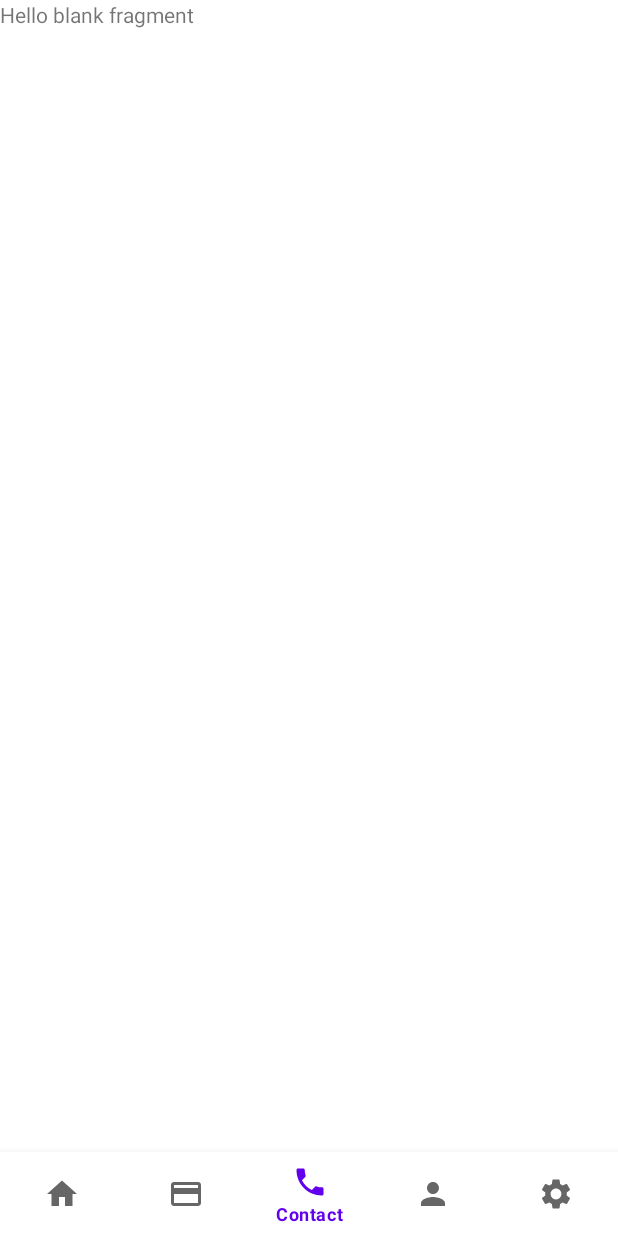
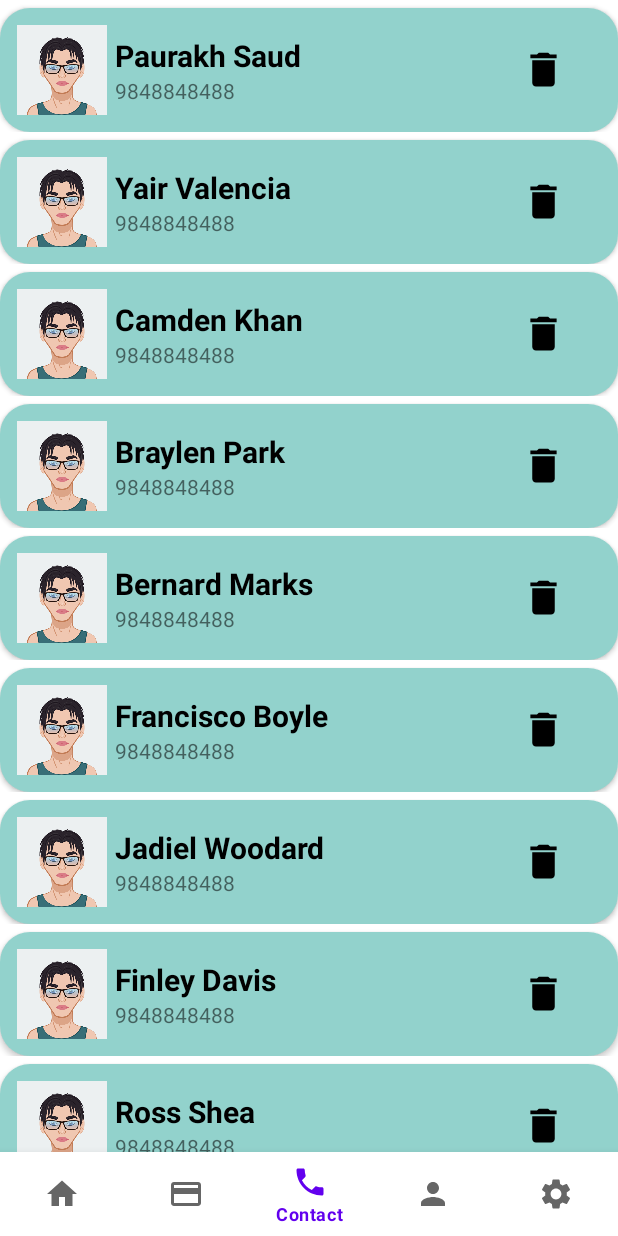
Before and after one commit to abnormalbbk/madSem2, an Android app: the screen it shows after launch (Dashboard), item 3 of the bottom bar chosen, on a phone screen of 412 x 824 dp. Run offline under Robolectric (Android 15) with nearby library versions, the phone set to English and light mode, and no system bars.

Commit message:
photo,Name and number seted in the contact list

```diff
--- a/app/src/main/java/com/example/myapplication/dashboard/contact/ContactFragment.java
+++ b/app/src/main/java/com/example/myapplication/dashboard/contact/ContactFragment.java
@@ -1,25 +1,61 @@
 package com.example.myapplication.dashboard.contact;
 
+import android.app.Activity;
+import android.content.Context;
 import android.os.Bundle;
 
 import androidx.fragment.app.Fragment;
+import androidx.recyclerview.widget.LinearLayoutManager;
+import androidx.recyclerview.widget.RecyclerView;
 
 import android.view.LayoutInflater;
 import android.view.View;
 import android.view.ViewGroup;
 
 import com.example.myapplication.R;
+import com.example.myapplication.dashboard.contact.adapter.ContactRecyclerAdapter;
 import com.example.myapplication.dashboard.contact.contactpojo.ContactPojo;
 
 import java.util.ArrayList;
 
 
 public class ContactFragment extends Fragment {
+    RecyclerView recyclerView;
+    Activity context;
 ArrayList<ContactPojo> contactPojo = new ArrayList<ContactPojo>();
     @Override
     public View onCreateView(LayoutInflater inflater, ViewGroup container,
                              Bundle savedInstanceState) {
+        context = getActivity();
         // Inflate the layout for this fragment
         return inflater.inflate(R.layout.fragment_contact, container, false);
+
+    }
+
+    @Override
+    public void onStart() {
+        super.onStart();
+
+        recyclerView = (RecyclerView)context.findViewById(R.id.recyclerContact);
+        recyclerView.setLayoutManager(new LinearLayoutManager(context));
+        contactPojo.add(new ContactPojo(R.mipmap.ic_six,R.drawable.ic_delete,"Paurakh Saud","9848848488"));
+        contactPojo.add(new ContactPojo(R.mipmap.ic_six,R.drawable.ic_delete,"Yair Valencia","9848848488"));
+        contactPojo.add(new ContactPojo(R.mipmap.ic_six,R.drawable.ic_delete,"Camden Khan","9848848488"));
+        contactPojo.add(new ContactPojo(R.mipmap.ic_six,R.drawable.ic_delete,"Braylen Park","9848848488"));
+        contactPojo.add(new ContactPojo(R.mipmap.ic_six,R.drawable.ic_delete,"Bernard Marks","9848848488"));
+        contactPojo.add(new ContactPojo(R.mipmap.ic_six,R.drawable.ic_delete,"Francisco Boyle","9848848488"));
+        contactPojo.add(new ContactPojo(R.mipmap.ic_six,R.drawable.ic_delete,"Jadiel Woodard","9848848488"));
+        contactPojo.add(new ContactPojo(R.mipmap.ic_six,R.drawable.ic_delete,"Finley Davis","9848848488"));
+        contactPojo.add(new ContactPojo(R.mipmap.ic_six,R.drawable.ic_delete,"Ross Shea","9848848488"));
+        contactPojo.add(new ContactPojo(R.mipmap.ic_six,R.drawable.ic_delete,"Heidi Khan","9848848488"));
+        contactPojo.add(new ContactPojo(R.mipmap.ic_six,R.drawable.ic_delete,"Juan Shea","9848848488"));
+        contactPojo.add(new ContactPojo(R.mipmap.ic_six,R.drawable.ic_delete,"Alessandro Day","9848848488"));
+        contactPojo.add(new ContactPojo(R.mipmap.ic_six,R.drawable.ic_delete,"Kassandra Mcgee","9848848488"));
+        contactPojo.add(new ContactPojo(R.mipmap.ic_six,R.drawable.ic_delete,"Cindy Mack","9848848488"));
+        contactPojo.add(new ContactPojo(R.mipmap.ic_six,R.drawable.ic_delete,"Troy Walker","9848848488"));
+        contactPojo.add(new ContactPojo(R.mipmap.ic_six,R.drawable.ic_delete,"Moss Allen","9848848488"));
+        ContactRecyclerAdapter adapter = new ContactRecyclerAdapter(context, contactPojo);
+        recyclerView.setAdapter(adapter);
+
     }
 }
--- a/app/src/main/java/com/example/myapplication/dashboard/contact/adapter/ContactRecyclerAdapter.java
+++ b/app/src/main/java/com/example/myapplication/dashboard/contact/adapter/ContactRecyclerAdapter.java
@@ -1,5 +1,58 @@
 package com.example.myapplication.dashboard.contact.adapter;
 
-public class ContactRecyclerAdapter {
 
+import android.content.Context;
+import android.view.LayoutInflater;
+import android.view.View;
+import android.view.ViewGroup;
+import android.widget.ImageView;
+import android.widget.TextView;
+
+import androidx.annotation.NonNull;
+import androidx.recyclerview.widget.RecyclerView;
+
+import com.example.myapplication.R;
+import com.example.myapplication.dashboard.contact.contactpojo.ContactPojo;
+
+import java.util.ArrayList;
+
+public class ContactRecyclerAdapter extends RecyclerView.Adapter<ContactRecyclerAdapter.ViewHolder> {
+    ArrayList<ContactPojo> arrContact;
+    Context context;
+    public ContactRecyclerAdapter(Context context,ArrayList<ContactPojo> arrContact) {
+        this.context = context;
+        this.arrContact = arrContact;
+    }
+
+    @NonNull
+    @Override
+    public ViewHolder onCreateViewHolder(@NonNull ViewGroup parent, int viewType) {
+        View view = LayoutInflater.from(context).inflate(R.layout.contact_column,parent,false);
+        return new ViewHolder(view);
+    }
+
+    @Override
+    public void onBindViewHolder(@NonNull ViewHolder holder, int position) {
+        holder.profilePhoto.setImageResource(arrContact.get(position).profilePhoto);
+        holder.txtName.setText(arrContact.get(position).fullName);
+        holder.txtNumber.setText(arrContact.get(position).phoneNumber);
+        holder.bin.setImageResource(arrContact.get(position).deleteImg);
+    }
+
+    @Override
+    public int getItemCount() {
+        return arrContact.size();
+    }
+
+    public static class ViewHolder extends RecyclerView.ViewHolder {
+        TextView txtName, txtNumber;
+        ImageView profilePhoto, bin;
+        public ViewHolder(@NonNull View itemView) {
+            super(itemView);
+            txtName = itemView.findViewById(R.id.tvFullName);
+            txtNumber = itemView.findViewById(R.id.tvNumber);
+            profilePhoto = itemView.findViewById(R.id.ivProfilePhoto);
+            bin = itemView.findViewById(R.id.ivDelete);
+        }
+    }
 }
--- a/app/src/main/java/com/example/myapplication/dashboard/contact/contactpojo/ContactPojo.java
+++ b/app/src/main/java/com/example/myapplication/dashboard/contact/contactpojo/ContactPojo.java
@@ -2,12 +2,12 @@ package com.example.myapplication.dashboard.contact.contactpojo;
 
 public class ContactPojo {
     public  int profilePhoto,deleteImg;
-    public String fullName, phoneNUmber;
+    public String fullName, phoneNumber;
 
-    public ContactPojo(int profilePhoto, int deleteImg, String fullName, String phoneNUmber) {
+    public ContactPojo(int profilePhoto, int deleteImg, String fullName, String phoneNumber) {
         this.profilePhoto = profilePhoto;
         this.deleteImg = deleteImg;
         this.fullName = fullName;
-        this.phoneNUmber = phoneNUmber;
+        this.phoneNumber = phoneNumber;
     }
 }
--- /dev/null
+++ b/app/src/main/res/drawable/ic_delete.xml
@@ -0,0 +1,5 @@
+<vector android:height="24dp" android:tint="#000000"
+    android:viewportHeight="24" android:viewportWidth="24"
+    android:width="24dp" xmlns:android="http://schemas.android.com/apk/res/android">
+    <path android:fillColor="@android:color/white" android:pathData="M6,19c0,1.1 0.9,2 2,2h8c1.1,0 2,-0.9 2,-2V7H6v12zM19,4h-3.5l-1,-1h-5l-1,1H5v2h14V4z"/>
+</vector>
--- /dev/null
+++ b/app/src/main/res/layout/contact_column.xml
@@ -0,0 +1,67 @@
+<?xml version="1.0" encoding="utf-8"?>
+<LinearLayout xmlns:android="http://schemas.android.com/apk/res/android"
+    android:layout_width="match_parent"
+    android:layout_height="wrap_content"
+    xmlns:app="http://schemas.android.com/apk/res-auto">
+
+    <androidx.cardview.widget.CardView
+        android:layout_width="match_parent"
+        android:layout_height="wrap_content"
+        android:layout_marginTop="5dp"
+        app:cardCornerRadius="20dp">
+
+        <LinearLayout
+            android:layout_width="match_parent"
+            android:layout_height="wrap_content"
+            android:orientation="horizontal"
+            android:gravity="center_vertical"
+            android:background="#6D009688"
+            android:id="@+id/llROw"
+            android:padding="11dp">
+
+            <ImageView
+                android:id="@+id/ivProfilePhoto"
+                android:layout_width="60dp"
+                android:layout_height="60dp"
+                android:contentDescription="@string/ic_eight"
+                android:src="@mipmap/ic_eight"/>
+
+            <LinearLayout
+                android:layout_width="276dp"
+                android:layout_height="wrap_content"
+                android:orientation="vertical">
+
+                <TextView
+                    android:id="@+id/tvFullName"
+                    android:layout_width="wrap_content"
+                    android:layout_height="wrap_content"
+                    android:paddingStart="5dp"
+                    android:paddingEnd="2dp"
+                    android:text="@string/harry_pyniro"
+                    android:textColor="@color/black"
+                    android:textSize="20sp"
+                    android:textStyle="bold" />
+
+                <TextView
+                    android:id="@+id/tvNumber"
+                    android:layout_width="wrap_content"
+                    android:layout_height="wrap_content"
+                    android:paddingStart="5dp"
+                    android:paddingEnd="2dp"
+                    android:text="@string/_9877443434" />
+
+
+            </LinearLayout>
+
+            <ImageView
+                android:id="@+id/ivDelete"
+                android:layout_width="30dp"
+                android:layout_height="30dp"
+                android:contentDescription="@string/delete"
+                android:src="@drawable/ic_delete"/>
+
+        </LinearLayout>
+
+    </androidx.cardview.widget.CardView>
+
+</LinearLayout>
--- a/app/src/main/res/layout/fragment_contact.xml
+++ b/app/src/main/res/layout/fragment_contact.xml
@@ -1,14 +1,13 @@
 <?xml version="1.0" encoding="utf-8"?>
-<FrameLayout xmlns:android="http://schemas.android.com/apk/res/android"
+<LinearLayout xmlns:android="http://schemas.android.com/apk/res/android"
     xmlns:tools="http://schemas.android.com/tools"
     android:layout_width="match_parent"
-    android:layout_height="match_parent"
+    android:layout_height="wrap_content"
     tools:context=".dashboard.contact.ContactFragment">
 
-    <!-- TODO: Update blank fragment layout -->
-    <TextView
+    <androidx.recyclerview.widget.RecyclerView
+        android:id="@+id/recyclerContact"
         android:layout_width="match_parent"
-        android:layout_height="match_parent"
-        android:text="@string/hello_blank_fragment" />
+        android:layout_height="wrap_content" />
 
-</FrameLayout>
+</LinearLayout>
--- a/app/src/main/res/values/strings.xml
+++ b/app/src/main/res/values/strings.xml
@@ -17,4 +17,8 @@
     <string name="contact">Contact</string>
     <string name="profile">Profile</string>
     <string name="setting">Setting</string>
+    <string name="ic_eight">ic_eight</string>
+    <string name="harry_pyniro">Harry Pyniro</string>
+    <string name="_9877443434">9877443434</string>
+    <string name="delete">delete</string>
 </resources>
```
